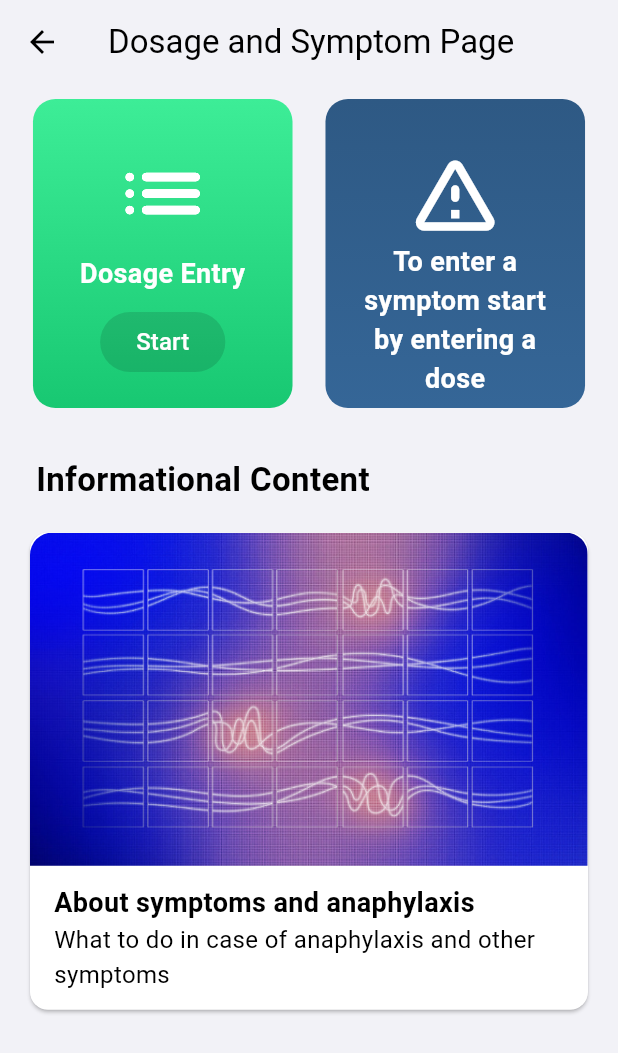
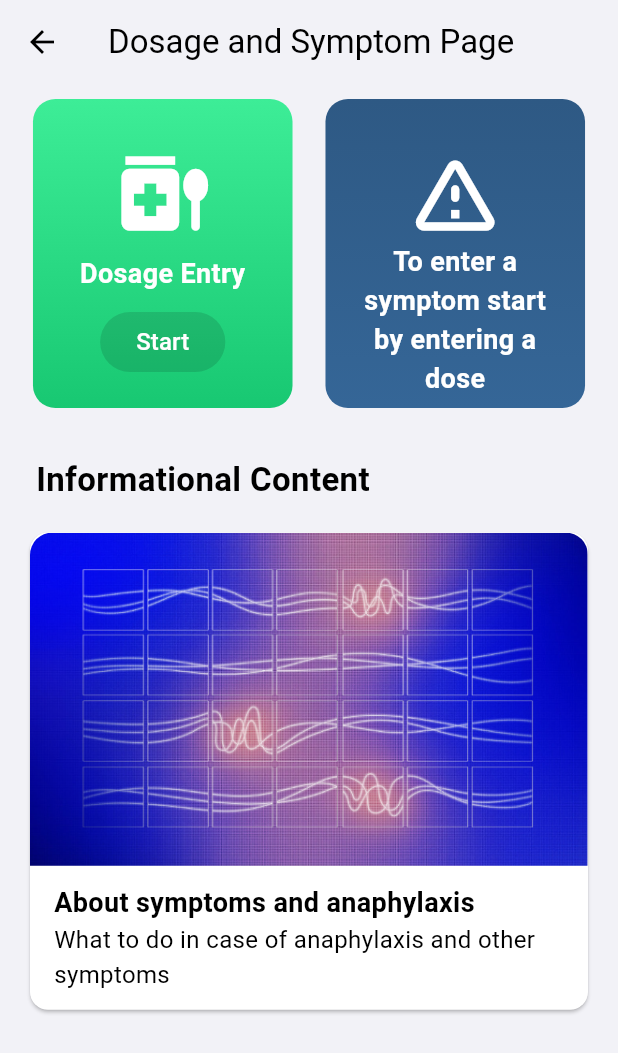
Before and after one commit to KeremTamirci/ImmunotherapyApp, a Flutter app: the DosageAndSymptomPage screen opened directly, on a phone screen of 412 x 824 dp. Shown: the top 1053 px of the screen. Run offline on Flutter 3.47's test engine with Material 3 defaults, Android fonts, the phone set to English and light mode, and no system bars; our stand-ins replace accordion, cloud_firestore, firebase_auth, firebase_core, firebase_messaging, fl_chart and 7 more; missing offline and left inert: dart:ffi; accounts and stored records are empty; generated files the repository leaves out were written again.

Commit message:
Icon change in dose entry

```diff
--- a/immunotheraphy_app/lib/patient/screens/dosage_and_symptom_page.dart
+++ b/immunotheraphy_app/lib/patient/screens/dosage_and_symptom_page.dart
@@ -189,7 +189,7 @@ class _DosageAndSymptomPageState extends State<DosageAndSymptomPage> {
                                   _showExerciseWarning();
                                 }
                               },
-                              icon: Icons.list_rounded,
+                              icon: Icons.medication_liquid,
                               linearGradient: (_incorrectTime == false)
                                   ? LinearGradient(
                                       colors: [
```
